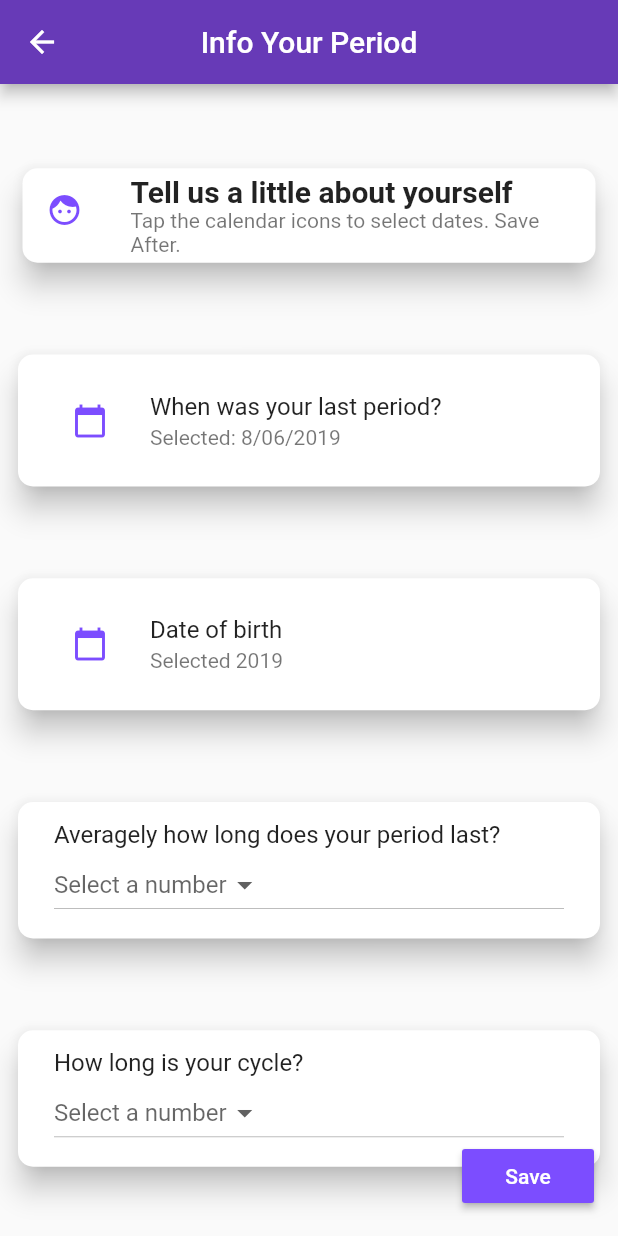
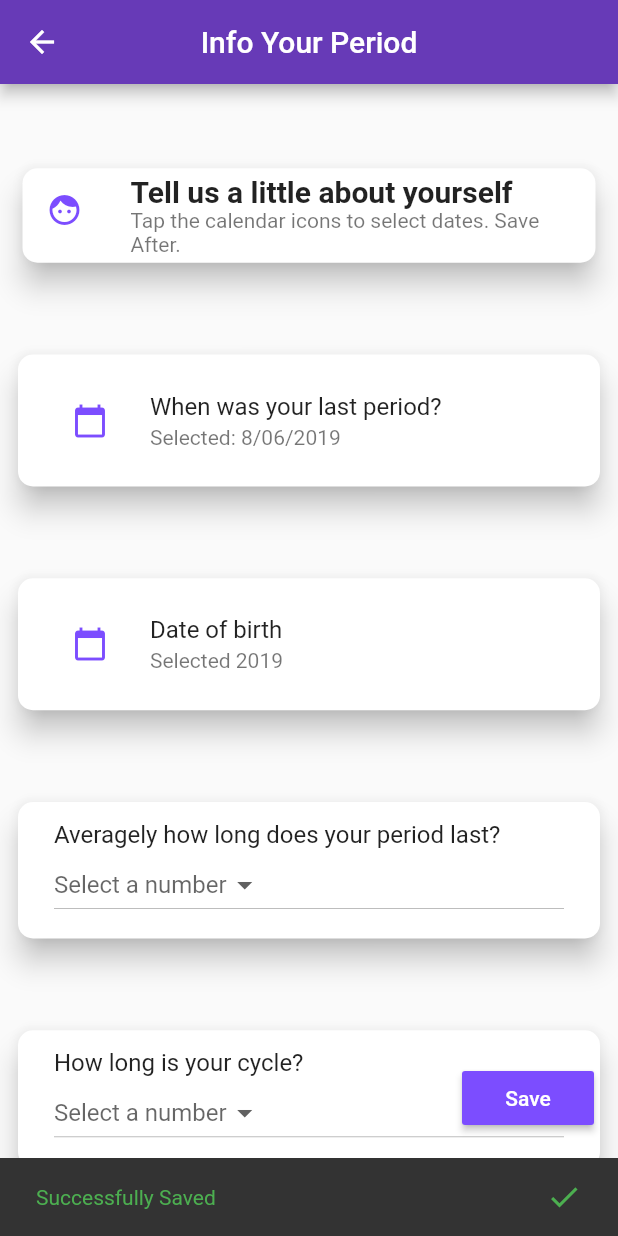
Before and after one commit to RBayor/trac, a Flutter app: the Info screen opened directly, after a tap on "Save", on a phone screen of 412 x 824 dp. Run offline on Flutter 3.47's test engine with Material 2 defaults, Android fonts, the phone set to English and light mode, and no system bars; our stand-ins replace firebase_auth, shared_preferences; accounts and stored records are empty.

```diff
--- a/lib/src/screens/info.dart
+++ b/lib/src/screens/info.dart
@@ -18,6 +18,7 @@ class Info extends StatefulWidget {
 class _InfoState extends State<Info> {
   DateTime _lastPeriod = DateTime.now();
   DateTime _yearBorn = DateTime.now();
+  final GlobalKey<ScaffoldState> _scaffoldKey = GlobalKey<ScaffoldState>();
 
   //bool _check = false;
   int periodCount;
@@ -102,11 +103,13 @@ class _InfoState extends State<Info> {
   @override
   Widget build(BuildContext context) {
     return Scaffold(
+      key: _scaffoldKey,
       appBar: AppBar(
         centerTitle: true,
         title: Text("Info Your Period"),
       ),
-      body: Column(
+      body: Builder(builder: (context) {
+        return Column(
           mainAxisAlignment: MainAxisAlignment.spaceEvenly,
           children: <Widget>[
             Card(
@@ -249,25 +252,48 @@ class _InfoState extends State<Info> {
               ),
             ),
           ],
-      ),
+        );
+      }),
       floatingActionButton: RaisedButton(
         child: Text(
           "Save",
           style: TextStyle(color: Colors.white),
         ),
         color: Colors.deepPurpleAccent,
-        onPressed: saveData,
+        onPressed: () {
+          bool isSaved = saveData();
+          print("is saved is $isSaved");
+          if (isSaved) {
+            SnackBar snackBar = SnackBar(
+              content: Row(
+                mainAxisAlignment: MainAxisAlignment.spaceBetween,
+                children: <Widget>[
+                  Text(
+                    "Successfully Saved",
+                    style: TextStyle(color: Colors.green),
+                  ),
+                  Icon(
+                    Icons.check,
+                    color: Colors.green,
+                  ),
+                ],
+              ),
+            );
+            _scaffoldKey.currentState.showSnackBar(snackBar);
+          }
+        },
       ),
     );
   }
 
-  void saveData() {
+  bool saveData() {
     Data data = Data(_lastPeriod, _yearBorn, periodCount, cycleCount);
     print("Here is the data !!!!!!!!!!!!!!!!!!!!!!! ${data.periodLength}");
     saveStringPreference("lastPeriod", data.lastPeriod.toString());
     saveStringPreference("birthYear", data.birthYear.toString());
     saveIntPreference("periodLength", data.periodLength);
     saveIntPreference("cycleLength", data.cycleLength);
+    return true;
   }
   /*myCheckState() {
     setState(() {
```
Also changed, not shown: lib/src/screens/home.dart (+45 -7 lines). Lines whose indentation alone changed are shown as unchanged.
